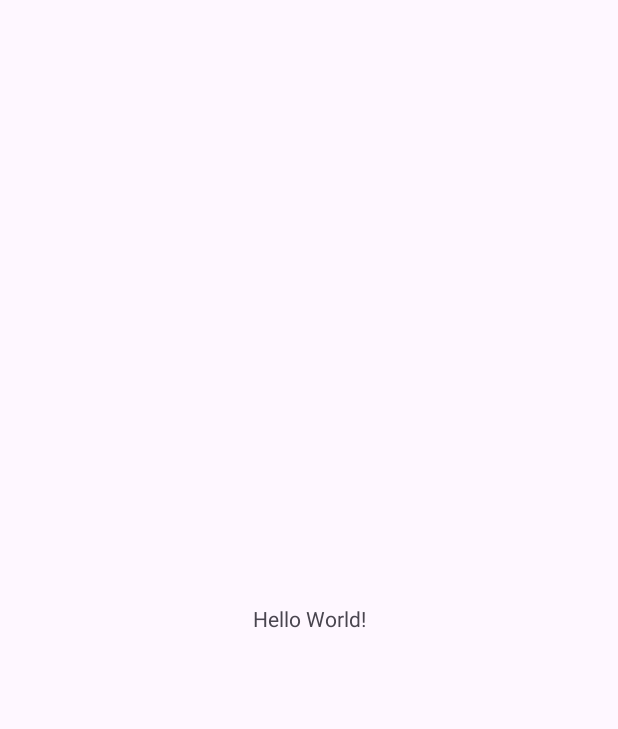
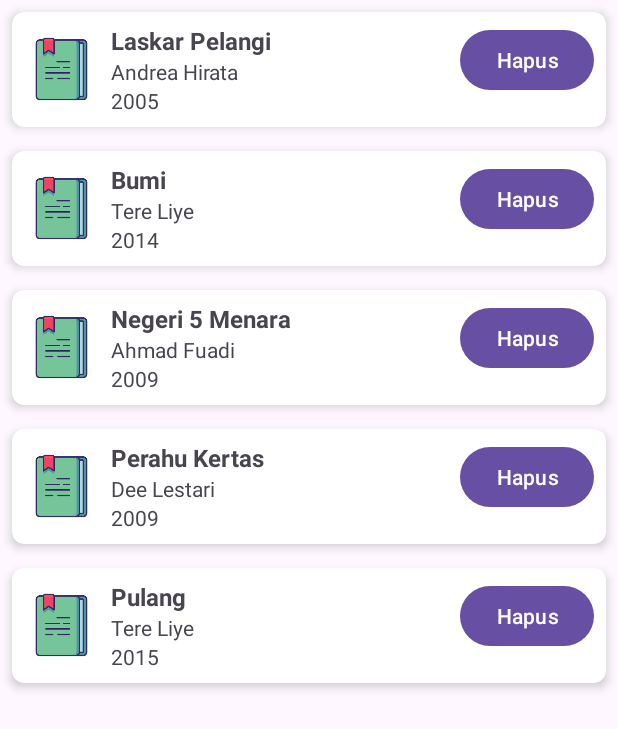
Before and after one commit to bramastamp/app5-recycleview, an Android app: the screen it shows after launch (MainActivity), on a phone screen of 412 x 824 dp. Before the commit the part shown is almost empty. Shown: the top 729 px of the screen. Run offline under Robolectric (Android 15) with nearby library versions, the phone set to English and light mode, and no system bars.

Commit message:
recycle view

```diff
--- a/app/build.gradle.kts
+++ b/app/build.gradle.kts
@@ -36,7 +36,8 @@ android {
 }
 
 dependencies {
-
+    implementation("androidx.recyclerview:recyclerview:1.3.2")
+    implementation("androidx.cardview:cardview:1.0.0")
     implementation(libs.androidx.core.ktx)
     implementation(libs.androidx.appcompat)
     implementation(libs.material)
--- /dev/null
+++ b/app/src/main/java/com/smkth/app4_recycleview/Book.kt
@@ -0,0 +1,7 @@
+package com.smkth.app4_recycleview
+
+data class Book(
+    val judul: String,
+    val penulis: String,
+    val tahun: String
+)
--- /dev/null
+++ b/app/src/main/java/com/smkth/app4_recycleview/BookAdapter.kt
@@ -0,0 +1,45 @@
+package com.smkth.app4_recycleview
+
+import android.view.LayoutInflater
+import android.view.View
+import android.view.ViewGroup
+import android.widget.Button
+import android.widget.ImageView
+import android.widget.TextView
+import androidx.recyclerview.widget.RecyclerView
+
+class BookAdapter(
+    private val books: MutableList<Book>
+) : RecyclerView.Adapter<BookAdapter.BookViewHolder>() {
+
+    class BookViewHolder(itemView: View) : RecyclerView.ViewHolder(itemView) {
+        val imgBook: ImageView = itemView.findViewById(R.id.imgBook)
+        val tvTitle: TextView = itemView.findViewById(R.id.tvTitle)
+        val tvAuthor: TextView = itemView.findViewById(R.id.tvAuthor)
+        val tvYear: TextView = itemView.findViewById(R.id.tvYear)
+        val btnDelete: Button = itemView.findViewById(R.id.btnDelete)
+    }
+
+    override fun onCreateViewHolder(parent: ViewGroup, viewType: Int): BookViewHolder {
+        val view = LayoutInflater.from(parent.context)
+            .inflate(R.layout.item_book, parent, false)
+        return BookViewHolder(view)
+    }
+
+    override fun onBindViewHolder(holder: BookViewHolder, position: Int) {
+        val book = books[position]
+        holder.tvTitle.text = book.judul
+        holder.tvAuthor.text = book.penulis
+        holder.tvYear.text = book.tahun
+        holder.imgBook.setImageResource(R.drawable.book)
+
+        // Hapus item ketika tombol ditekan
+        holder.btnDelete.setOnClickListener {
+            books.removeAt(position)
+            notifyItemRemoved(position)
+            notifyItemRangeChanged(position, books.size)
+        }
+    }
+
+    override fun getItemCount(): Int = books.size
+}
--- a/app/src/main/java/com/smkth/app4_recycleview/MainActivity.kt
+++ b/app/src/main/java/com/smkth/app4_recycleview/MainActivity.kt
@@ -3,18 +3,26 @@ package com.smkth.app4_recycleview
 import android.os.Bundle
 import androidx.activity.enableEdgeToEdge
 import androidx.appcompat.app.AppCompatActivity
-import androidx.core.view.ViewCompat
-import androidx.core.view.WindowInsetsCompat
+import androidx.recyclerview.widget.LinearLayoutManager
+import androidx.recyclerview.widget.RecyclerView
 
 class MainActivity : AppCompatActivity() {
     override fun onCreate(savedInstanceState: Bundle?) {
         super.onCreate(savedInstanceState)
-        enableEdgeToEdge()
         setContentView(R.layout.activity_main)
-        ViewCompat.setOnApplyWindowInsetsListener(findViewById(R.id.main)) { v, insets ->
-            val systemBars = insets.getInsets(WindowInsetsCompat.Type.systemBars())
-            v.setPadding(systemBars.left, systemBars.top, systemBars.right, systemBars.bottom)
-            insets
-        }
+
+        val recyclerView = findViewById<RecyclerView>(R.id.recyclerView)
+
+        // Data buku statis
+        val bookList = mutableListOf(
+            Book("Laskar Pelangi", "Andrea Hirata", "2005"),
+            Book("Bumi", "Tere Liye", "2014"),
+            Book("Negeri 5 Menara", "Ahmad Fuadi", "2009"),
+            Book("Perahu Kertas", "Dee Lestari", "2009"),
+            Book("Pulang", "Tere Liye", "2015")
+        )
+
+        recyclerView.layoutManager = LinearLayoutManager(this)
+        recyclerView.adapter = BookAdapter(bookList)
     }
 }
--- a/app/src/main/res/layout/activity_main.xml
+++ b/app/src/main/res/layout/activity_main.xml
@@ -7,13 +7,16 @@
     android:layout_height="match_parent"
     tools:context=".MainActivity">
 
-    <TextView
-        android:layout_width="wrap_content"
-        android:layout_height="wrap_content"
-        android:text="Hello World!"
-        app:layout_constraintBottom_toBottomOf="parent"
-        app:layout_constraintEnd_toEndOf="parent"
-        app:layout_constraintStart_toStartOf="parent"
-        app:layout_constraintTop_toTopOf="parent" />
+    <LinearLayout xmlns:android="http://schemas.android.com/apk/res/android"
+        android:layout_width="match_parent"
+        android:layout_height="match_parent"
+        android:orientation="vertical">
+
+        <androidx.recyclerview.widget.RecyclerView
+            android:id="@+id/recyclerView"
+            android:layout_width="match_parent"
+            android:layout_height="match_parent" />
+    </LinearLayout>
+
 
 </androidx.constraintlayout.widget.ConstraintLayout>
--- /dev/null
+++ b/app/src/main/res/layout/item_book.xml
@@ -0,0 +1,61 @@
+<?xml version="1.0" encoding="utf-8"?>
+<androidx.cardview.widget.CardView xmlns:android="http://schemas.android.com/apk/res/android"
+    xmlns:app="http://schemas.android.com/apk/res-auto"
+    android:layout_width="match_parent"
+    android:layout_height="wrap_content"
+    android:layout_margin="8dp"
+    app:cardCornerRadius="8dp"
+    app:cardElevation="4dp">
+
+    <LinearLayout
+        android:layout_width="match_parent"
+        android:layout_height="wrap_content"
+        android:orientation="horizontal"
+        android:padding="8dp">
+
+        <!-- Icon Buku -->
+        <ImageView
+            android:id="@+id/imgBook"
+            android:layout_width="50dp"
+            android:layout_height="50dp"
+            android:src="@drawable/book"
+            android:contentDescription="Book Icon"
+            android:layout_gravity="center_vertical"
+            android:layout_marginEnd="8dp" />
+
+        <!-- Info Buku -->
+        <LinearLayout
+            android:layout_width="0dp"
+            android:layout_height="wrap_content"
+            android:layout_weight="1"
+            android:orientation="vertical">
+
+            <TextView
+                android:id="@+id/tvTitle"
+                android:layout_width="wrap_content"
+                android:layout_height="wrap_content"
+                android:text="Judul Buku"
+                android:textStyle="bold"
+                android:textSize="16sp" />
+
+            <TextView
+                android:id="@+id/tvAuthor"
+                android:layout_width="wrap_content"
+                android:layout_height="wrap_content"
+                android:text="Penulis" />
+
+            <TextView
+                android:id="@+id/tvYear"
+                android:layout_width="wrap_content"
+                android:layout_height="wrap_content"
+                android:text="Tahun Terbit" />
+        </LinearLayout>
+
+        <!-- Tombol Hapus -->
+        <Button
+            android:id="@+id/btnDelete"
+            android:layout_width="wrap_content"
+            android:layout_height="wrap_content"
+            android:text="Hapus" />
+    </LinearLayout>
+</androidx.cardview.widget.CardView>
```
Also changed, not shown: app/src/main/res/drawable/book.png (added).
